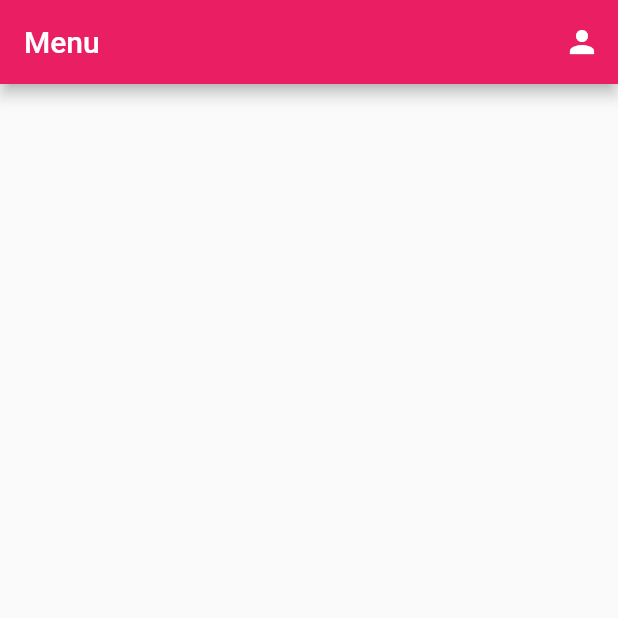
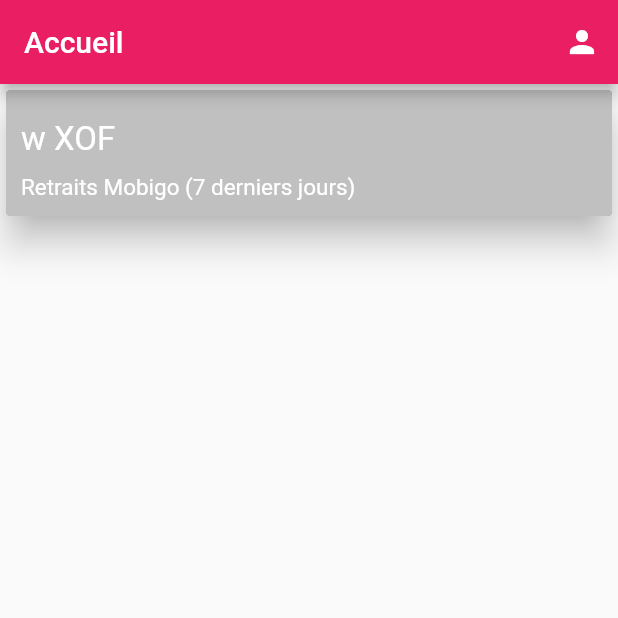
Before and after one commit to arielcarmen/simple-shop-crud, a Flutter app: the HomeScreen screen opened directly, on a phone screen of 412 x 824 dp, the top half of it. Run offline on Flutter 3.47's test engine with Material 2 defaults, Android fonts, the light colour scheme and no system bars; our stand-ins replace cloud_firestore, firebase_auth, firebase_core, google_sign_in, shared_preferences; accounts and stored records are empty.

Commit message:
starting dashboard

```diff
--- a/lib/views/homescreen.dart
+++ b/lib/views/homescreen.dart
@@ -1,6 +1,7 @@
 import 'package:flutter/material.dart';
 import 'package:firebase_auth/firebase_auth.dart';
 import 'details.dart';
+import 'package:cloud_firestore/cloud_firestore.dart';
 
 class HomeScreen extends StatefulWidget {
   const HomeScreen({Key? key}) : super(key: key);
@@ -10,17 +11,19 @@
 }
 
 class _HomeScreenState extends State<HomeScreen> {
+  final CollectionReference _productsStream = FirebaseFirestore.instance.collection('articles');
+
   @override
   Widget build(BuildContext context) {
     return Scaffold(
       appBar: AppBar(
-        title: const Text('Menu'),
+        title: const Text('Accueil'),
         actions: [
           IconButton(
             onPressed: (){
               final FirebaseAuth auth = FirebaseAuth.instance;
               final User user = auth.currentUser!;
-              Navigator.of(context).pushReplacement(
+              Navigator.of(context).push(
                   MaterialPageRoute(
                       builder: (context) => UserInfoScreen(user: user)
                   )
@@ -32,8 +35,54 @@
           )
         ],
       ),
-      body: Container(
-        width: MediaQuery.of(context).size.width,
+      body: Column(
+        crossAxisAlignment: CrossAxisAlignment.stretch,
+
+        children: [
+          Card(
+            elevation: 10,
+            child: ClipRRect(
+              borderRadius: const BorderRadius.all(Radius.circular(3.0)),
+              child: Container(
+                decoration: const BoxDecoration(
+                  color: Color(0xffc0c0c0),
+                  boxShadow: [
+                    BoxShadow(
+                      color: Colors.black38,
+                      offset: Offset(1.0, 1.0),
+                      blurRadius: 3.0,
+                      spreadRadius: 2.0
+                    )
+                  ]
+                ),
+                child: const Padding(
+                  padding: EdgeInsets.all(10),
+                  child: Column(
+                    mainAxisSize: MainAxisSize.max,
+                    crossAxisAlignment: CrossAxisAlignment.start,
+                    children: [
+                      SizedBox(
+                        height: 10,
+                      ),
+                      Text(
+                        'w XOF',
+                        style: TextStyle(fontSize: 22, color: Colors.white),
+                      ),
+                      SizedBox(height: 10),
+                      Text(
+                        'Retraits Mobigo (7 derniers jours)',
+                        style: TextStyle(fontSize: 15, color: Colors.white),
+                      ),
+                    ],
+                  ),
+                ),
+              ),
+            ),
+          ),
+          // GridView.count(
+          //   crossAxisCount: 2,
+          // )
+        ],
       ),
     );
   }
```
Also changed, not shown: lib/main.dart (+5 -10 lines), lib/views/list.dart (added, +291 -0 lines).
